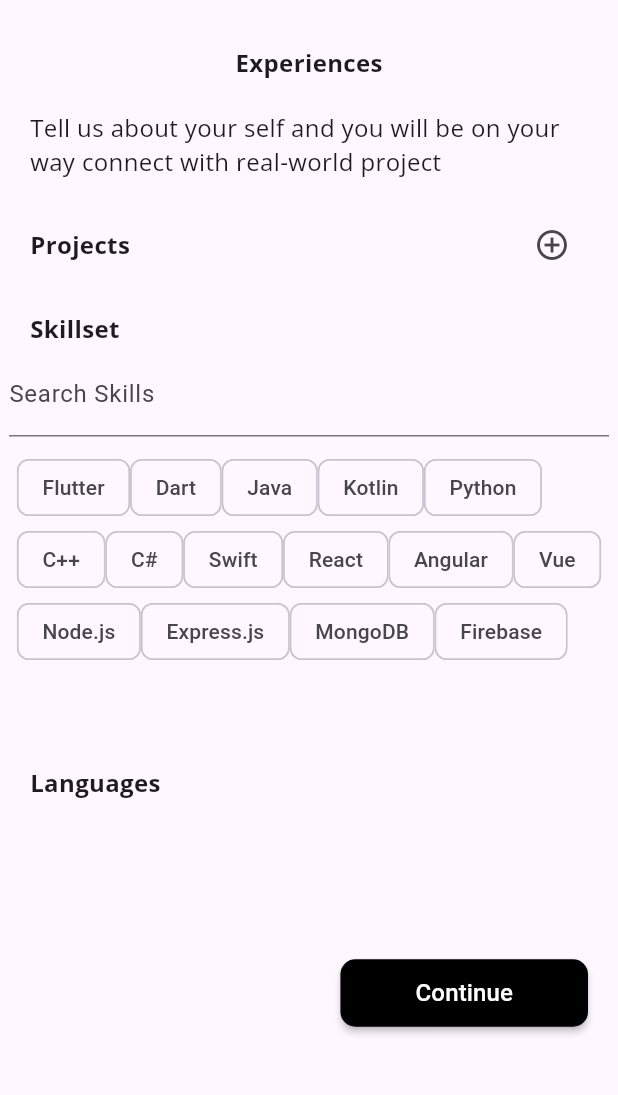
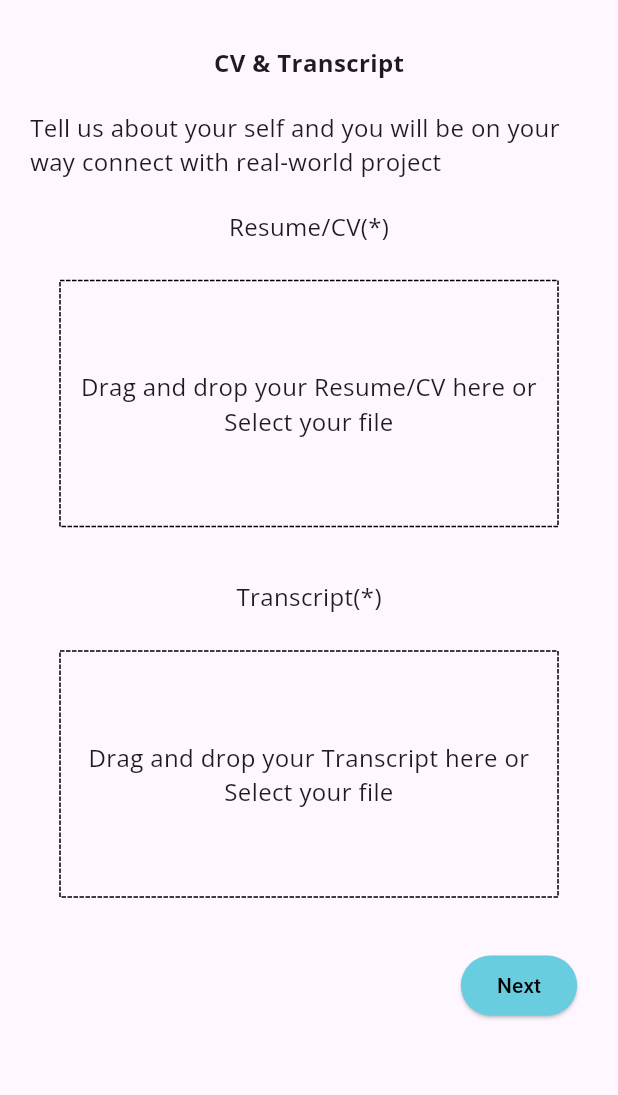
Before and after one commit to tranthienkhiem2608/student_hub, a Flutter app: the screen it shows after launch, on a phone screen of 412 x 824 dp, the part 84-1179 px from its top. Run offline on Flutter 3.47's test engine with Material 3 defaults, Android fonts, the phone set to English and light mode, and no system bars; drawn by our look-alikes of dotted_border; our stand-ins replace dropdown_search, file_picker, google_fonts, google_nav_bar, iconsax, quickalert; missing offline and left inert: flutter_dropzone.

Commit message:
dragFile, alertDialogue

```diff
--- a/student_hub/lib/main.dart
+++ b/student_hub/lib/main.dart
@@ -1,5 +1,6 @@
 import 'package:flutter/material.dart';
 import 'package:student_hub/views/chooserole_view.dart';
+import 'package:student_hub/views/profile_student_dragcv.dart';
 import 'package:student_hub/views/signup_info_view.dart';
 import 'package:student_hub/views/switch_account_view.dart';
 import 'package:student_hub/views/welcome_view.dart';
@@ -25,7 +26,7 @@ class MyApp extends StatelessWidget {
         primarySwatch: Colors.lightBlue,
         visualDensity: VisualDensity.adaptivePlatformDensity,
       ),
-      home: ProfileInputStudent2(),
+      home: StudentProfileDragCv(),
     );
   }
 }
--- a/student_hub/lib/views/home_view.dart
+++ b/student_hub/lib/views/home_view.dart
@@ -1,12 +1,17 @@
 import 'package:flutter/material.dart';
 import 'package:google_nav_bar/google_nav_bar.dart';
+import 'package:quickalert/models/quickalert_type.dart';
+import 'package:quickalert/widgets/quickalert_dialog.dart';
 import 'package:student_hub/view_models/nav_bottom_controller.dart';
 import 'package:student_hub/views/pages/alert_page.dart';
 import 'package:student_hub/views/pages/dashboard_page.dart';
 import 'package:student_hub/views/pages/message_page.dart';
 import 'package:student_hub/views/pages/projects_page.dart';
-class HomePage extends StatefulWidget{
-  const HomePage({Key? key}) : super(key: key);
+
+class HomePage extends StatefulWidget {
+  const HomePage({Key? key, required this.showAlert}) : super(key: key);
+
+  final bool showAlert;
 
   @override
   _HomePageState createState() => _HomePageState();
@@ -51,13 +56,34 @@ class _HomePageState extends State<HomePage> {
   ];
 
   @override
+  void initState() {
+    super.initState();
+
+    if (widget.showAlert) {
+      WidgetsBinding.instance.addPostFrameCallback((_) {
+        QuickAlert.show(
+          context: context,
+          type: QuickAlertType.success,
+          text:
+              'Welcome to StudentHub, a marketplace to connect Student <> Real-world projects',
+          title: 'Welcome',
+          showConfirmBtn: true,
+          customAsset: 'assets/alerts/success.gif',
+          confirmBtnText: 'Next',
+        );
+      });
+    }
+  }
+
+  @override
   Widget build(BuildContext context) {
     return Scaffold(
       appBar: const _AppBar(),
       body: PageView(
         controller: _navController.controller,
         children: _pages,
-        physics: const NeverScrollableScrollPhysics(), // Prevent swiping between pages
+        physics:
+            const NeverScrollableScrollPhysics(), // Prevent swiping between pages
       ),
       bottomNavigationBar: Container(
         color: const Color(0xFFBEEEF7),
--- /dev/null
+++ b/student_hub/lib/views/profile_student_dragcv.dart
@@ -0,0 +1,263 @@
+import 'dart:io';
+import 'package:flutter/foundation.dart';
+import 'package:flutter/material.dart';
+import 'package:file_picker/file_picker.dart';
+import 'package:flutter_dropzone/flutter_dropzone.dart';
+import 'package:google_fonts/google_fonts.dart';
+import 'package:dotted_border/dotted_border.dart';
+import 'package:quickalert/models/quickalert_type.dart';
+import 'package:quickalert/widgets/quickalert_dialog.dart';
+import 'package:student_hub/views/home_view.dart';
+
+class StudentProfileDragCv extends StatefulWidget {
+  const StudentProfileDragCv({super.key});
+
+  @override
+  State<StudentProfileDragCv> createState() => _StudentProfileDragCvState();
+}
+
+class _StudentProfileDragCvState extends State<StudentProfileDragCv> {
+  File? _cvFile;
+  PlatformFile? _cvPlatformFile;
+  File? _transcriptFile;
+  PlatformFile? _transcriptPlatformFile;
+  DropzoneViewController? _dropzoneController;
+
+  Future<void> _selectCvFile() async {
+    if (kIsWeb) {
+      // Web: Use Drag and Drop
+      final events = await _dropzoneController!.pickFiles();
+      if (events.isEmpty) return;
+
+      final file = events.first;
+      setState(() {
+        _cvFile = File(file.path!);
+        _cvPlatformFile = PlatformFile(
+          name: file.name,
+          size: file.size,
+        );
+      });
+    } else {
+      // Mobile: Use File Picker
+      final result = await FilePicker.platform.pickFiles(
+        type: FileType.custom,
+        allowedExtensions: ['pdf', 'doc', 'docx'], // Example file types
+      );
+      if (result == null) return;
+
+      final file = File(result.files.single.path!);
+      setState(() {
+        _cvFile = file;
+        _cvPlatformFile = result.files.first;
+      });
+    }
+  }
+
+  Future<void> _selectTranscriptFile() async {
+    if (kIsWeb) {
+      // Web: Use Drag and Drop
+      final events = await _dropzoneController!.pickFiles();
+      if (events.isEmpty) return;
+
+      final file = events.first;
+      setState(() {
+        _transcriptFile = File(file.path!);
+        _transcriptPlatformFile = PlatformFile(
+          name: file.name,
+          size: file.size,
+        );
+      });
+    } else {
+      // Mobile: Use File Picker
+      final result = await FilePicker.platform.pickFiles(
+        type: FileType.custom,
+        allowedExtensions: ['pdf', 'doc', 'docx'], // Example file types
+      );
+      if (result == null) return;
+
+      final file = File(result.files.single.path!);
+      setState(() {
+        _transcriptFile = file;
+        _transcriptPlatformFile = result.files.first;
+      });
+    }
+  }
+
+  @override
+  Widget build(BuildContext context) {
+    return Scaffold(
+      appBar: _AppBar(),
+      body: Center(
+        child: Column(
+          children: <Widget>[
+            Padding(
+              padding: const EdgeInsets.fromLTRB(20, 30, 20, 5),
+              child: Align(
+                alignment: Alignment.topCenter,
+                child: Text(
+                  "CV & Transcript",
+                  style: GoogleFonts.openSans(
+                    fontSize: 16,
+                    fontWeight: FontWeight.bold,
+                  ),
+                ),
+              ),
+            ),
+            Padding(
+              padding: const EdgeInsets.fromLTRB(20, 15, 20, 5),
+              child: Text(
+                "Tell us about your self and you will be on your way connect with real-world project",
+                style: GoogleFonts.openSans(
+                  fontSize: 16,
+                  fontWeight: FontWeight.normal,
+                ),
+                textAlign: TextAlign.left,
+              ),
+            ),
+            // Resume/CV(*)
+            Padding(
+              padding: const EdgeInsets.fromLTRB(20, 15, 20, 5),
+              child: Text(
+                "Resume/CV(*)",
+                style: GoogleFonts.openSans(
+                  fontSize: 16,
+                  fontWeight: FontWeight.normal,
+                ),
+                textAlign: TextAlign.left,
+              ),
+            ),
+
+            if (!kIsWeb)
+              buildUploadArea(
+                  title:
+                      'Drag and drop your Resume/CV here or\nSelect your file',
+                  onTap: _selectCvFile), // Call with _selectCvFile
+
+            if (_cvFile != null)
+              Padding(
+                padding: const EdgeInsets.all(1.0),
+                child: Column(
+                  children: [
+                    Text('Selected CV File: ${_cvPlatformFile!.name}'),
+                  ],
+                ),
+              ),
+
+            // upload Transcript(*)
+            Padding(
+              padding: const EdgeInsets.fromLTRB(20, 15, 20, 5),
+              child: Text(
+                "Transcript(*)",
+                style: GoogleFonts.openSans(
+                  fontSize: 16,
+                  fontWeight: FontWeight.normal,
+                ),
+                textAlign: TextAlign.left,
+              ),
+            ),
+            if (!kIsWeb)
+              buildUploadArea(
+                  title:
+                      'Drag and drop your Transcript here or\nSelect your file',
+                  onTap:
+                      _selectTranscriptFile), // Call with _selectTranscriptFile
+
+            if (_transcriptFile != null)
+              Padding(
+                padding: const EdgeInsets.all(1.0),
+                child: Column(
+                  children: [
+                    Text(
+                        'Selected Transcript File: ${_transcriptPlatformFile!.name}'),
+                  ],
+                ),
+              ),
+            // Next Button
+            Padding(
+              padding: const EdgeInsets.fromLTRB(300, 15, 20, 5),
+              child: ElevatedButton(
+                style: ButtonStyle(
+                  backgroundColor: MaterialStateProperty.all<Color>(
+                    const Color(0xFF69cde0),
+                  ),
+                ),
+                onPressed: () async {
+                  // 1. Simulate some processing (if needed)
+                  // You would perform your upload logic or other tasks here.
+                  await Future.delayed(
+                      const Duration(milliseconds: 100)); // Example delay
+
+                  // 3. Navigate to HomePage
+                  Navigator.push(
+                    context,
+                    MaterialPageRoute(
+                      builder: (context) =>
+                          HomePage(showAlert: true), // Pass true
+                    ),
+                  );
+                },
+                child:
+                    const Text('Next', style: TextStyle(color: Colors.black)),
+              ),
+            ),
+          ],
+        ),
+      ),
+    );
+  }
+
+  Widget buildUploadArea({required String title, required Function onTap}) {
+    //Add parameters
+    return GestureDetector(
+      onTap: () => onTap(), // Call the appropriate _select...File function
+      child: Padding(
+        padding: const EdgeInsets.symmetric(horizontal: 40.0, vertical: 20.0),
+        child: DottedBorder(
+          child: Container(
+            width: double.infinity,
+            height: 160,
+            child: Center(
+              child: Text(
+                title, // Use the title parameter
+                textAlign: TextAlign.center,
+                style: GoogleFonts.openSans(
+                  fontSize: 16,
+                  fontWeight: FontWeight.normal,
+                ),
+              ),
+            ),
+          ),
+        ),
+      ),
+    );
+  }
+}
+
+class _AppBar extends StatelessWidget implements PreferredSizeWidget {
+  const _AppBar({super.key});
+
+  @override
+  Widget build(BuildContext context) {
+    return AppBar(
+      title: const Text('Student Hub',
+          style: TextStyle(
+              color: Colors.blueAccent,
+              fontSize: 20,
+              fontWeight: FontWeight.bold)),
+      backgroundColor: const Color(0xFFBEEEF7),
+      actions: <Widget>[
+        IconButton(
+          icon: SizedBox(
+            width: 25,
+            height: 25,
+            child: Image.asset('assets/icons/user_ic.png'),
+          ),
+          onPressed: () {},
+        ),
+      ],
+    );
+  }
+
+  @override
+  Size get preferredSize => const Size.fromHeight(kToolbarHeight);
+}
```
Also changed, not shown: student_hub/pubspec.yaml (+7 -6 lines), student_hub/assets/alerts/success.gif (added), student_hub/pubspec.lock, 1 other file.
